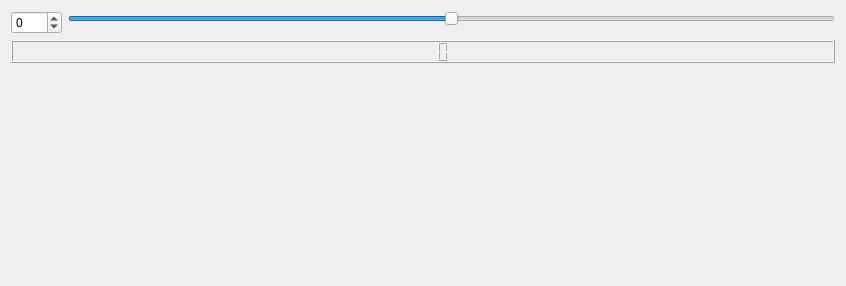
Before: the Qt Designer form widget.ui in gumin82/Spinbox, drawn with Qt 5.
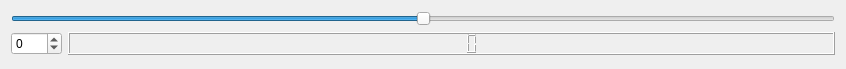
After: the same form once the commit is applied.

Diff of the .ui file:
```diff
--- a/widget.ui
+++ b/widget.ui
@@ -7,14 +7,17 @@
     <x>0</x>
     <y>0</y>
     <width>846</width>
-    <height>286</height>
+    <height>69</height>
    </rect>
   </property>
   <property name="windowTitle">
    <string>Widget</string>
   </property>
   <layout class="QFormLayout" name="formLayout">
-   <item row="0" column="0">
+   <item row="1" column="1">
+    <widget class="QLCDNumber" name="lcdNumber"/>
+   </item>
+   <item row="1" column="0">
     <widget class="QSpinBox" name="spinBox">
      <property name="minimum">
       <number>-100</number>
@@ -24,7 +27,7 @@
      </property>
     </widget>
    </item>
-   <item row="0" column="1">
+   <item row="0" column="0" colspan="2">
     <widget class="QSlider" name="horizontalSlider">
      <property name="minimum">
       <number>-100</number>
@@ -37,9 +40,6 @@
      </property>
     </widget>
    </item>
-   <item row="1" column="0" colspan="2">
-    <widget class="QLCDNumber" name="lcdNumber"/>
-   </item>
   </layout>
  </widget>
  <resources/>
```
